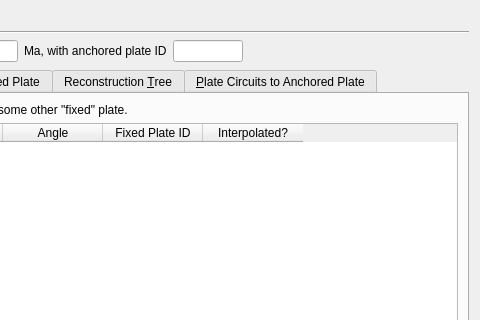
Before: the Qt Designer form src/qt-widgets/TotalReconstructionPolesDialogUi.ui in GPlates/GPlates, drawn with Qt 5; both pictures show x 320 to 800 and y 0 to 320 of the 800 by 460 pixel window.
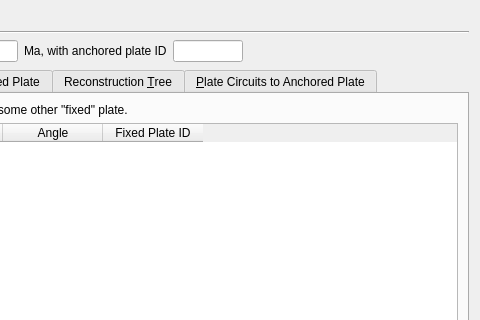
After: the same form once the commit is applied. The open tabs and pages were chosen to show the change. Icons and pictures are not drawn.

The edit to the form file:
```diff
--- a/src/qt-widgets/TotalReconstructionPolesDialogUi.ui
+++ b/src/qt-widgets/TotalReconstructionPolesDialogUi.ui
@@ -160,11 +160,6 @@
            <string>Fixed Plate ID</string>
           </property>
          </column>
-         <column>
-          <property name="text">
-           <string>Interpolated?</string>
-          </property>
-         </column>
         </widget>
        </item>
        <item row="0" column="0">
```
